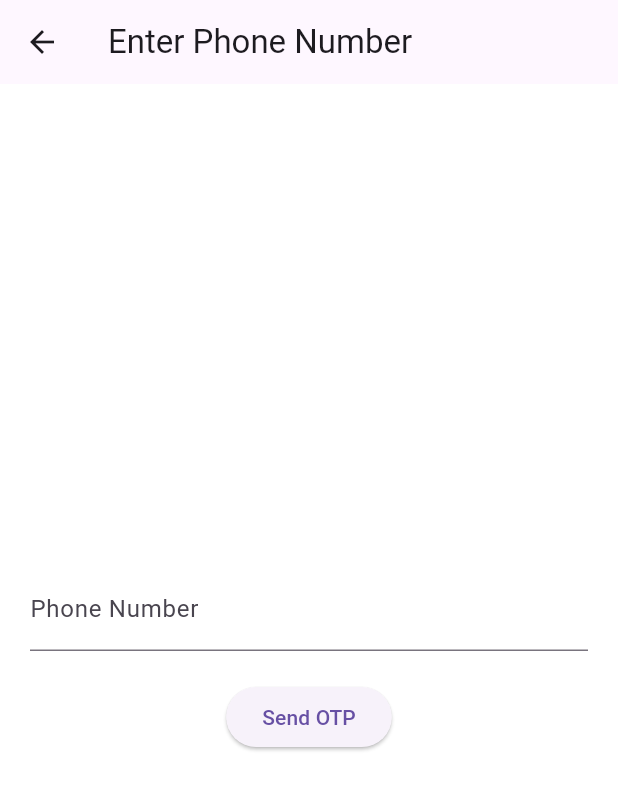
After one commit to Tahir53/FT-Mithai-Mart, a Flutter app: the PhoneNumberInputScreen screen opened directly, on a phone screen of 412 x 824 dp. The commit adds this screen. Shown: the top 790 px of the screen. Run offline on Flutter 3.47's test engine with Material 3 defaults, Android fonts, the phone set to English and light mode, and no system bars; our stand-ins replace animated_splash_screen, firebase_auth, firebase_core, firebase_messaging, flutter_carousel_widget, flutter_local_notifications and 4 more; missing offline and left inert: mongo_dart, otp; accounts and stored records are empty; network calls fail; Roboto replaces fonts that are missing (Montserrat); project files that could hold a hidden picture were left out.

Commit message:
Pushed 13/3/24

```diff
--- a/ft_mart/lib/components/cart_item_tile.dart
+++ b/ft_mart/lib/components/cart_item_tile.dart
@@ -4,6 +4,7 @@ class CartItemTile extends StatelessWidget {
   final String productName;
   final String formattedQuantity;
   final String price;
+  final bool showDeleteIcon; // New parameter to control delete icon visibility
   final Function onTapDelete;
 
   const CartItemTile({
@@ -11,6 +12,7 @@ class CartItemTile extends StatelessWidget {
     required this.productName,
     required this.formattedQuantity,
     required this.price,
+    required this.showDeleteIcon, // Initialize the new parameter
     required this.onTapDelete,
   }) : super(key: key);
 
@@ -45,6 +47,7 @@ class CartItemTile extends StatelessWidget {
               style: TextStyle(color: Colors.white),
             ),
             SizedBox(width: 10),
+            if (showDeleteIcon) // Conditionally show delete icon
               GestureDetector(
                 onTap: () => onTapDelete(),
                 child: Icon(
--- a/ft_mart/lib/main.dart
+++ b/ft_mart/lib/main.dart
@@ -117,5 +117,3 @@ class MainApp extends StatelessWidget {
     );
   }
 }
-
-class MongoClient {}
--- /dev/null
+++ b/ft_mart/lib/otp/phone_number.dart
@@ -0,0 +1,64 @@
+import 'package:flutter/material.dart';
+import 'package:otp/otp.dart';
+
+import 'otp_verification.dart'; // Import the package for OTP generation
+
+class PhoneNumberInputScreen extends StatefulWidget {
+  @override
+  _PhoneNumberInputScreenState createState() => _PhoneNumberInputScreenState();
+}
+
+class _PhoneNumberInputScreenState extends State<PhoneNumberInputScreen> {
+  late String phoneNumber;
+
+  @override
+  Widget build(BuildContext context) {
+    return Scaffold(
+      appBar: AppBar(
+        title: Text('Enter Phone Number'),
+      ),
+      body: Center(
+        child: Padding(
+          padding: const EdgeInsets.all(20.0),
+          child: Column(
+            mainAxisAlignment: MainAxisAlignment.center,
+            children: [
+              TextField(
+                keyboardType: TextInputType.phone,
+                decoration: InputDecoration(
+                  labelText: 'Phone Number',
+                ),
+                onChanged: (value) {
+                  phoneNumber = value;
+                },
+              ),
+              SizedBox(height: 20),
+              ElevatedButton(
+                onPressed: () {
+                  generateAndSendOTP(phoneNumber);
+                },
+                child: Text('Send OTP'),
+              ),
+            ],
+          ),
+        ),
+      ),
+    );
+  }
+
+  void generateAndSendOTP(String phoneNumber) {
+    // Generate OTP
+    String generatedOTP = OTP.generateTOTPCodeString('5253', DateTime.now().millisecondsSinceEpoch);
+
+    // Send OTP to the provided phone number (Implement your logic here)
+    // You can use an SMS service provider or any other method to send the OTP
+
+    // After sending OTP, navigate to the OTP verification screen
+    Navigator.push(
+      context,
+      MaterialPageRoute(
+        builder: (context) => OTPVerificationScreen(generatedOTP: generatedOTP),
+      ),
+    );
+  }
+}
--- a/ft_mart/lib/screens/homepage/home_page.dart
+++ b/ft_mart/lib/screens/homepage/home_page.dart
@@ -474,6 +474,7 @@ class _homepageState extends State<homepage> {
             productName: cartProvider.items[index].productName,
             formattedQuantity: formattedQuantity,
             price: cartProvider.items[index].price,
+            showDeleteIcon: true,
             onTapDelete: () {
               setState(() {
                 cartProvider.removeFromCart(cartProvider.items[index]);
--- a/ft_mart/pubspec.yaml
+++ b/ft_mart/pubspec.yaml
@@ -28,6 +28,7 @@ dependencies:
   intl: ^0.19.0
   dio: ^5.4.1
   flutter_launcher_icons: ^0.13.1
+  otp: ^3.1.4
 
 
 
```
Also changed, not shown: ft_mart/lib/components/reciepts_screen.dart (+8 -10 lines), ft_mart/lib/model/orders_model.dart (+10 -4 lines), ft_mart/lib/otp/otp_verification.dart (added, +82 -0 lines), ft_mart/lib/screens/checkout_screen.dart (+64 -16 lines), ft_mart/lib/screens/homepage/admin_page.dart (+20 -11 lines), ft_mart/pubspec.lock. Lines whose indentation alone changed are shown as unchanged.
